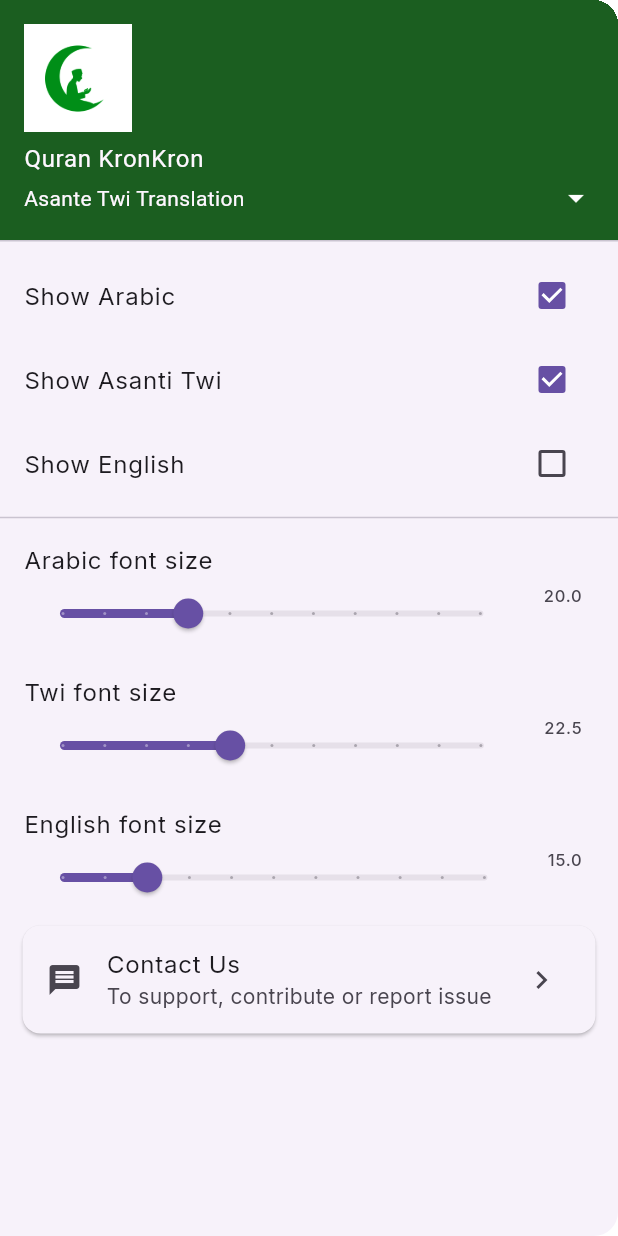
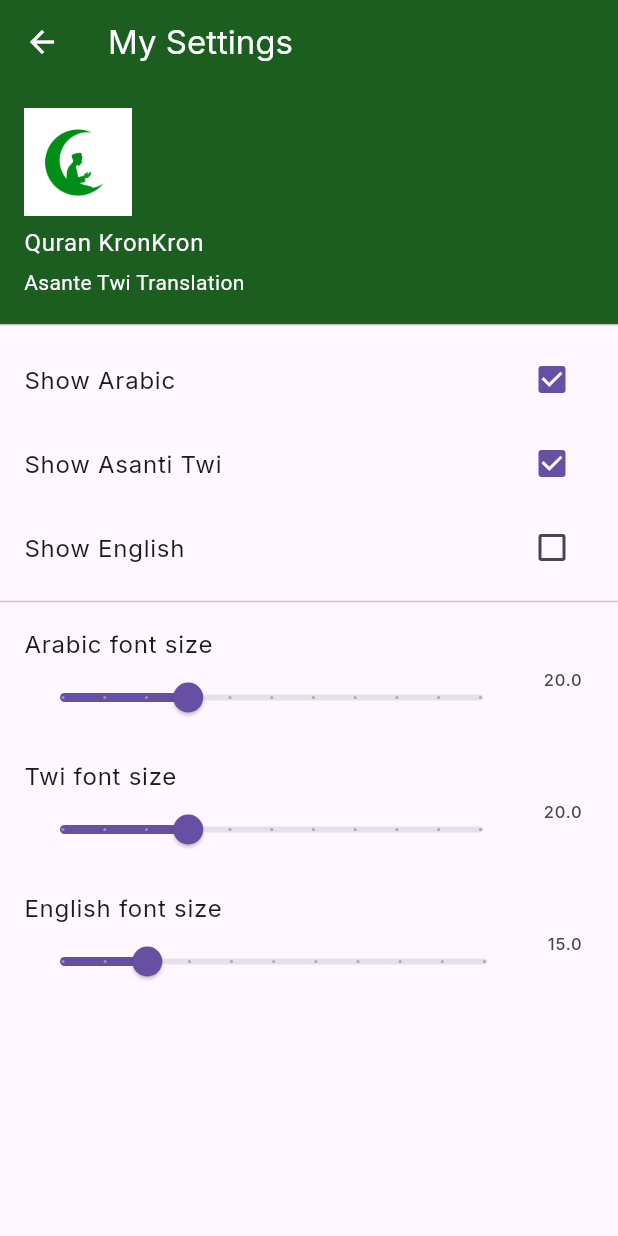
Before and after one commit to amazingsammed/twi_quran, a Flutter app: the screen it shows after launch, item 3 of the bottom bar chosen, after a tap on "Settings", on a phone screen of 412 x 824 dp. Run offline on Flutter 3.47's test engine with Material 3 defaults, Android fonts, the phone set to English and light mode, and no system bars; our stand-ins replace cached_network_image, dartz, equatable, get, google_fonts, internet_connection_checker and 4 more; missing offline and left inert: translator; accounts and stored records are empty.

Commit message:
option page update

```diff
--- a/lib/features/home/controller/home_controller.dart
+++ b/lib/features/home/controller/home_controller.dart
@@ -21,7 +21,7 @@
   var showEnglish = false.obs;
   var showAsanteTwi = true.obs;
 
-  var fontsizeAsanteTwi = 0.45.obs;
+  var fontsizeAsanteTwi = 0.4.obs;
   var fontsize_english = 0.3.obs;
   var fontsize_arabic = 0.4.obs;
 
--- a/lib/features/home/data/local/database.dart
+++ b/lib/features/home/data/local/database.dart
@@ -10,6 +10,7 @@
 import 'package:sqflite_common_ffi/sqflite_ffi.dart';
 import 'package:twi_quran/features/home/domain/models/chapter.dart';
 import 'package:twi_quran/features/home/domain/models/surah.dart';
+import 'package:twi_quran/responsive.dart';
 
 
 
@@ -23,7 +24,6 @@
   }
 
   initDb() async {
-    print('Started DB');
     Directory documentsDirectory = await getApplicationDocumentsDirectory();
     String path = join(documentsDirectory.path, "believers34.db");
     bool dbExists = await File(path).exists();
@@ -35,8 +35,11 @@
       await File(path).writeAsBytes(bytes, flush: true);
 
     }
+
+
     // sqfliteFfiInit();
     // databaseFactory = databaseFactoryFfi;
+
 
     var theDb = await databaseFactory.openDatabase(path);
     return theDb;
--- a/lib/features/home/presentation/component/surah_view_drawer.dart
+++ b/lib/features/home/presentation/component/surah_view_drawer.dart
@@ -1,9 +1,8 @@
-import 'dart:ffi';
 
 import 'package:flutter/material.dart';
 import 'package:get/get.dart';
 import 'package:twi_quran/features/home/controller/home_controller.dart';
-import 'package:twi_quran/shared/utils/launch_url.dart';
+
 
 class SurahViewDrawer extends GetView<HomeController> {
   const SurahViewDrawer({super.key});
@@ -15,10 +14,6 @@
         return ListView(
           children: [
             UserAccountsDrawerHeader(
-
-              onDetailsPressed: (){
-                Get.back();
-              },
               decoration: BoxDecoration(
                 color: Colors.green[900],
               ),
@@ -87,18 +82,6 @@
               trailing: Text((controller.fontsize_english.value / 1 * 50)
                   .toStringAsFixed(1)),
             ),
-            Card(
-margin: EdgeInsets.symmetric(horizontal: 15),
-              child: ListTile(
-                leading: Icon(Icons.message),
-                title: Text("Contact Us"),
-                trailing: Icon(Icons.chevron_right),
-                subtitle: Text("To support, contribute or report issue"),
-                onTap: (){
-                  openLink("https://forms.gle/Lo69ux4HSQ1WCStJA");
-                },
-              ),
-            )
           ],
         );
       }),
--- a/lib/features/home/presentation/home.dart
+++ b/lib/features/home/presentation/home.dart
@@ -14,11 +14,12 @@
     return Scaffold(
         appBar: AppBar(
           automaticallyImplyLeading: false,
-          title: const Text("Quran Kronkron"),
+          title: const Text("Al-Quran Twi"),
           //   leading: IconButton(onPressed: (){},icon: Icon(Icons.menu),),
           actions: [
             IconButton(
               onPressed: () {
+
                 showAboutDialog(
                     context: context,
                     applicationIcon: Image.asset(
@@ -26,7 +27,8 @@
                       width: 50,
                       height: 50,
                     ),
-                    applicationName: "Quran Kronkron");
+                    applicationVersion: "Ghana",
+                    applicationName: "Twi Quran",);
               },
               icon: Icon(Icons.info),
             ),
--- a/lib/features/home/presentation/master.dart
+++ b/lib/features/home/presentation/master.dart
@@ -39,7 +39,7 @@
   Widget build(BuildContext context) {
     List Tabs = [
       {"icon": Icons.home, "title": "Home"},
-      {"icon": Icons.bookmark, "title": "BookMark"},
+      {"icon": Icons.bookmark, "title": "Bookmark"},
       {"icon": Icons.settings, "title": "Options"},
     ];
 
--- a/lib/features/home/presentation/surah_view.dart
+++ b/lib/features/home/presentation/surah_view.dart
@@ -86,7 +86,7 @@
                      if(widget.chapter.index!=9 &&widget.chapter.index!=1) Row(
                        mainAxisAlignment: MainAxisAlignment.center,
                        children: [
-                         Text('بسم الله الرحمن الرحيم',style: TextStyle(fontFamily: 'arabic',fontSize: 20,fontWeight: FontWeight.bold),),
+                         Text('بِسۡمِ ٱللَّهِ ٱلرَّحۡمَٰنِ ٱلرَّحِيمِ',style: TextStyle(fontFamily: 'arabic',fontSize: 20,fontWeight: FontWeight.bold),),
                        ],
                      ),
 
--- a/lib/features/options/presentation/optionspage.dart
+++ b/lib/features/options/presentation/optionspage.dart
@@ -1,59 +1,94 @@
 import 'package:flutter/material.dart';
 import 'package:get/get.dart';
+import 'package:twi_quran/features/options/presentation/settingspage.dart';
+import 'package:twi_quran/features/translator/presentation/translatorpage.dart';
 import 'package:twi_quran/shared/ui/custom_bottomsheet.dart';
 
+import '../../../shared/utils/launch_url.dart';
 import '../../home/presentation/component/surah_view_drawer.dart';
+import 'dictonarypage.dart';
 
 class Optionspage extends StatelessWidget {
   const Optionspage({super.key});
 
   @override
   Widget build(BuildContext context) {
-
     return Scaffold(
         appBar: AppBar(
           title: Text("Options"),
         ),
         body: Container(
-      margin: EdgeInsets.symmetric(horizontal: 20),
+          margin: EdgeInsets.symmetric(horizontal: 15),
           child: ListView(
             children: [
-          ListTile(
+              Container(
+                height: 100,
+                alignment: Alignment.center,
+                child: ListTile(
                   leading: CircleAvatar(
                     backgroundImage: AssetImage('assets/images/logo.png'),
                   ),
                   title: Text("Believer"),
                   subtitle: Text("Muslim@gmail.com"),
                 ),
+              ),
               // OptionTile(title: "Account", icon: Icons.person),
-          OptionTile(title: "Dictionary", icon: Icons.book),
-          OptionTile(title: 'Settings', icon: Icons.settings,onTap: (){
-            Get.to(()=>SurahViewDrawer(),fullscreenDialog: true);
-          },),
-          OptionTile(title: "Translator", icon: Icons.translate),
-          OptionTile(title: "Contact Us", icon: Icons.call
-          ,onTap: (){
+              OptionTile(
+                title: "Dictionary",
+                icon: Icons.book,
+                onTap: () {
+                  Get.to(() => DictonaryPage());
+                },
+              ),
+              OptionTile(
+                title: 'Settings',
+                icon: Icons.settings,
+                onTap: () {
+                  Get.to(() => SettingsPage());
+                },
+              ),
+              OptionTile(
+                title: "Translator",
+                icon: Icons.translate,
+                onTap: () {
+                  Get.to(() => Translatorpage());
+                },
+              ),
+              OptionTile(
+                title: "Contact Us",
+                icon: Icons.call,
+                onTap: () {
                   showCustomBottomSheet(
                       height: 200,
                       child: Container(
-
                         child: Column(
                           mainAxisSize: MainAxisSize.min,
                           children: [
-                  ListTile(title: Text("Whatsapp"),leading: Icon(Icons.chat),),
-                  ListTile(title: Text("Call"),leading: Icon(Icons.call),)
+                            ListTile(
+                              title: Text("Whatsapp"),
+                              leading: Icon(Icons.chat),
+                              onTap: () {
+                                openLink("https://wa.me/233509912357");
+                              },
+                            ),
+                            ListTile(
+                              title: Text("Report Issue"),
+                              leading: Icon(Icons.report),
+                              onTap: () {
+                                openLink("https://forms.gle/Lo69ux4HSQ1WCStJA");
+                              },
+                            )
                           ],
                         ),
                       ));
                 },
               ),
-
             ],
           ),
-    )
-    );
+        ));
   }
 }
+
 class OptionTile extends StatelessWidget {
   String title;
   String? subtitle;
@@ -66,14 +101,19 @@
       elevation: 0,
       //color: Colors.white,
       shape: RoundedRectangleBorder(
-        side: BorderSide(color: Colors.black12,width: 1),
+        side: BorderSide(color: Colors.black12, width: 1),
         borderRadius: BorderRadius.circular(8),
       ),
       child: ListTile(
         onTap: onTap,
         leading: Icon(icon),
         title: Text(title),
-        subtitle: subtitle == null ? null : Text(subtitle.toString(),style: TextStyle(color: Colors.grey),),
+        subtitle: subtitle == null
+            ? null
+            : Text(
+                subtitle.toString(),
+                style: TextStyle(color: Colors.grey),
+              ),
         trailing: Icon(Icons.chevron_right),
       ),
     );
--- /dev/null
+++ b/lib/features/options/presentation/settingspage.dart
@@ -0,0 +1,90 @@
+import 'package:flutter/material.dart';
+import 'package:get/get.dart';
+import 'package:twi_quran/features/home/controller/home_controller.dart';
+
+class SettingsPage extends GetView<HomeController> {
+  const SettingsPage({super.key});
+
+  @override
+  Widget build(BuildContext context) {
+    return Scaffold(appBar: AppBar(title: Text("My Settings"),),
+        body: Container(
+          child: Obx(() {
+            return ListView(
+              children: [
+                UserAccountsDrawerHeader(
+                  decoration: BoxDecoration(
+                    color: Colors.green[900],
+                  ),
+                  accountName: Text('Quran KronKron'),
+                  accountEmail: Text("Asante Twi Translation"),
+                  currentAccountPicture: Image.asset("assets/images/logo.png"),
+                ),
+                CheckboxListTile(
+                  value: controller.showArabic.value,
+                  onChanged: (e) {
+                    controller.showArabic.value = e!;
+                    //  Navigator.of(context).pop();
+                  },
+                  title: Text("Show Arabic"),
+                ),
+                CheckboxListTile(
+                  value: controller.showAsanteTwi.value,
+                  onChanged: (e) {
+                    controller.showAsanteTwi.value = e!;
+                    // Navigator.of(context).pop();
+                  },
+                  title: Text("Show Asanti Twi"),
+                ),
+                CheckboxListTile(
+                  value: controller.showEnglish.value,
+                  onChanged: (e) {
+                    controller.showEnglish.value = e!;
+                    // Navigator.of(context).pop();
+                  },
+                  title: Text("Show English"),
+                ),
+                Divider(),
+                ListTile(
+                  title: Text('Arabic font size'),
+                  subtitle: Slider(
+                      divisions: 10,
+                      min: 0.1,
+                      value: controller.fontsize_arabic.value,
+                      onChanged: (onChanged) {
+                        controller.fontsize_arabic.value = onChanged;
+                      }),
+                  trailing: Text((controller.fontsize_arabic.value / 1 * 50)
+                      .toStringAsFixed(1)),
+                ),
+                ListTile(
+                  title: Text('Twi font size'),
+                  subtitle: Slider(
+                      divisions: 10,
+                      min: 0.1,
+                      value: controller.fontsizeAsanteTwi.value,
+                      onChanged: (onChanged) {
+                        controller.fontsizeAsanteTwi.value = onChanged;
+                      }),
+                  trailing: Text((controller.fontsizeAsanteTwi.value / 1 * 50)
+                      .toStringAsFixed(1)),
+                ),
+                ListTile(
+                  title: Text('English font size'),
+                  subtitle: Slider(
+                      divisions: 10,
+                      min: 0.1,
+                      value: controller.fontsize_english.value,
+                      onChanged: (onChanged) {
+                        controller.fontsize_english.value = onChanged;
+                      }),
+                  trailing: Text((controller.fontsize_english.value / 1 * 50)
+                      .toStringAsFixed(1)),
+                ),
+
+              ],
+            );
+          }),
+        ));
+  }
+}
--- a/lib/main.dart
+++ b/lib/main.dart
@@ -29,7 +29,7 @@
       theme: light,
       home: UpgradeAlert(
           showIgnore: false,
-          child: AuthPage()),
+          child: const AuthPage()),
     );
   }
 }
--- a/pubspec.yaml
+++ b/pubspec.yaml
@@ -50,6 +50,7 @@
   sqflite_common_ffi: ^2.3.3
   flutter_launcher_icons: ^0.14.1
   upgrader: ^10.3.0
+  just_audio: ^0.9.42
 
 dev_dependencies:
   flutter_test:
```
Also changed, not shown: lib/features/authentication/controller/authcontroller.dart (added, +7 -0 lines), lib/features/authentication/presentation/auth_home.dart (added, +30 -0 lines), lib/features/options/presentation/dictonarypage.dart (added, +24 -0 lines), lib/features/options/presentation/translatorpage.dart (added, +17 -0 lines), lib/features/audio_player/twiaudioplayer.dart (added), pubspec.lock, 1 other file. Lines whose indentation alone changed are shown as unchanged.
